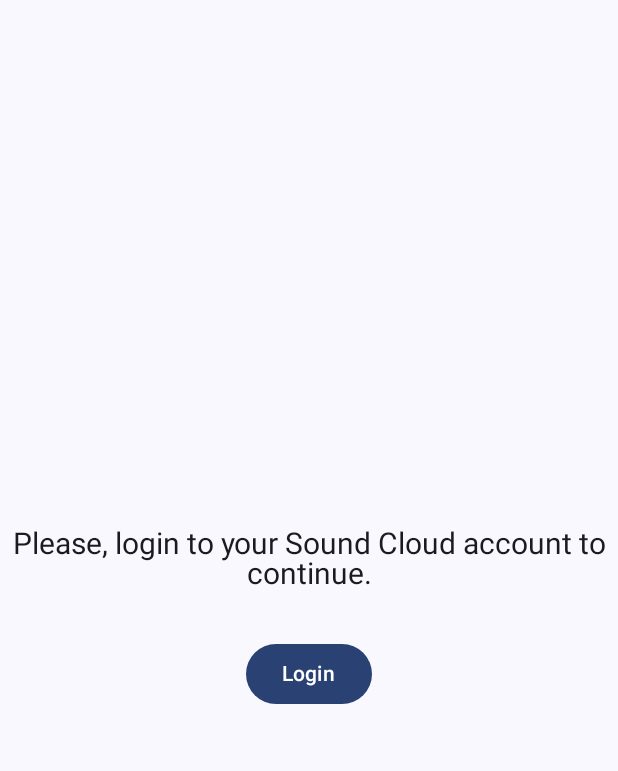
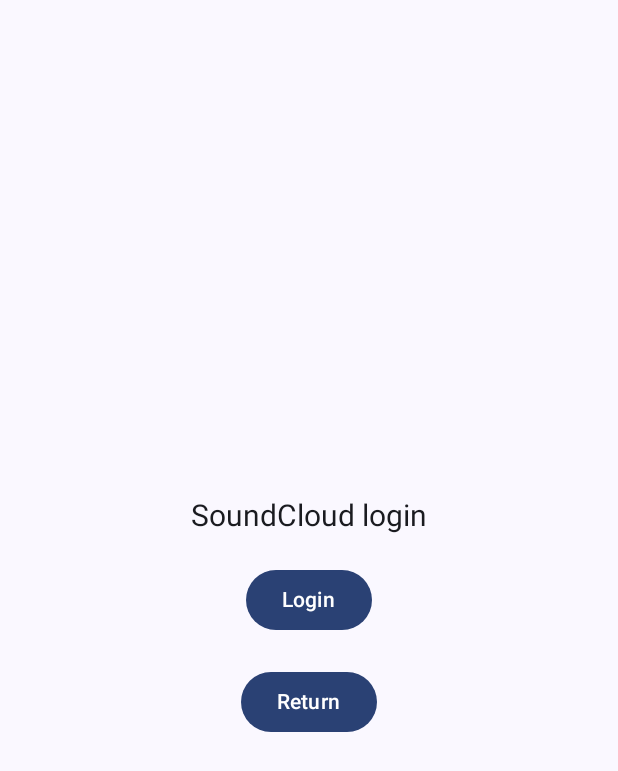
Before and after one commit to Victoria-Developer/IriesAlarm, an Android app built with Jetpack Compose: the screen it shows after launch (MainActivity before the commit, AuthActivity after it), after a tap on "Login", on a phone screen of 412 x 824 dp. Shown: the top 771 px of the screen. Run offline under Robolectric (Android 15) with nearby library versions, the phone set to English and light mode, and no system bars; our stand-ins replace Dagger/Hilt's generated code, Room's generated code.

Commit message:
- Moved SoundCloud Auth logic to the MusicSearchViewModel. - Removed mandatory auth. - Added dedicated AuthActivity to handle SoundCloud login.

```diff
--- a/app/src/main/java/com/iries/alarm/domain/constants/AuthState.kt
+++ b/app/src/main/java/com/iries/alarm/domain/constants/AuthState.kt
@@ -2,7 +2,6 @@ package com.iries.alarm.domain.constants
 
 sealed class AuthState {
     data object Loading : AuthState()
-    data object RequiresLogin : AuthState()
+    data object Unauthorized : AuthState()
     data object Authorized : AuthState()
-    data object AuthorizedFirstTime : AuthState()
 }
--- /dev/null
+++ b/app/src/main/java/com/iries/alarm/presentation/activities/AuthActivity.kt
@@ -0,0 +1,108 @@
+package com.iries.alarm.presentation.activities
+
+import android.content.Intent
+import android.net.Uri
+import android.os.Bundle
+import android.util.Log
+import androidx.activity.ComponentActivity
+import androidx.activity.OnBackPressedCallback
+import androidx.activity.compose.setContent
+import androidx.activity.enableEdgeToEdge
+import androidx.browser.customtabs.CustomTabsIntent
+import androidx.compose.foundation.layout.Arrangement
+import androidx.compose.foundation.layout.Box
+import androidx.compose.foundation.layout.Column
+import androidx.compose.foundation.layout.fillMaxSize
+import androidx.compose.foundation.layout.padding
+import androidx.compose.material3.Button
+import androidx.compose.material3.Scaffold
+import androidx.compose.material3.Text
+import androidx.compose.runtime.Composable
+import androidx.compose.ui.Alignment
+import androidx.compose.ui.Modifier
+import androidx.compose.ui.unit.dp
+import androidx.core.net.toUri
+import com.iries.alarm.BuildConfig
+import com.iries.alarm.presentation.theme.IriesAlarmTheme
+
+class AuthActivity : ComponentActivity() {
+
+    override fun onCreate(savedInstanceState: Bundle?) {
+        super.onCreate(savedInstanceState)
+        login()
+
+        onBackPressedDispatcher.addCallback(
+            this,
+            object : OnBackPressedCallback(true) {
+                override fun handleOnBackPressed() {
+                    cancelAuth()
+                }
+            })
+
+        enableEdgeToEdge()
+        setContent {
+            IriesAlarmTheme {
+                AuthActivityScreen()
+            }
+        }
+    }
+
+    override fun onNewIntent(intent: Intent) {
+        super.onNewIntent(intent)
+        Log.d("AuthActivity", "New intent received")
+        intent.data?.let { handleLoginCode(it) }
+    }
+
+    private fun login() {
+        val customTabsIntent = CustomTabsIntent.Builder().build()
+        val loginUrl = ("https://secure.soundcloud.com/authorize?" +
+                "client_id=${BuildConfig.client_id}" +
+                "&redirect_uri=${BuildConfig.redirect_uri}" +
+                "&response_type=code" +
+                "&state=STATE").toUri()
+        try {
+            customTabsIntent.launchUrl(this, loginUrl)
+        } catch (e: Exception) {
+            startActivity(Intent(Intent.ACTION_VIEW, loginUrl))
+        }
+    }
+
+    private fun handleLoginCode(data: Uri) {
+        Log.d("AuthActivity", "Deep link received: $data")
+        val resultIntent = Intent().apply {
+            putExtra("code", data.getQueryParameter("code"))
+        }
+        setResult(RESULT_OK, resultIntent)
+        finish()
+    }
+
+    private fun cancelAuth() {
+        setResult(RESULT_CANCELED, Intent())
+        finish()
+    }
+
+    @Composable
+    fun AuthActivityScreen() {
+        Scaffold { innerPadding ->
+            Box(
+                modifier = Modifier
+                    .fillMaxSize()
+                    .padding(innerPadding),
+                contentAlignment = Alignment.Center
+            ) {
+                Column(
+                    verticalArrangement = Arrangement.spacedBy(20.dp),
+                    horizontalAlignment = Alignment.CenterHorizontally
+                ) {
+                    Text("SoundCloud login")
+                    Button(onClick = { login() }) {
+                        Text("Login")
+                    }
+                    Button(onClick = { cancelAuth() }) {
+                        Text("Return")
+                    }
+                }
+            }
+        }
+    }
+}
--- a/app/src/main/java/com/iries/alarm/presentation/activities/MainActivity.kt
+++ b/app/src/main/java/com/iries/alarm/presentation/activities/MainActivity.kt
@@ -1,30 +1,22 @@
 package com.iries.alarm.presentation.activities
 
-import android.content.Intent
 import android.content.pm.PackageManager
 import android.os.Build
 import android.os.Bundle
 import androidx.activity.ComponentActivity
 import androidx.activity.compose.setContent
 import androidx.activity.enableEdgeToEdge
-import androidx.activity.viewModels
-import androidx.compose.runtime.collectAsState
-import androidx.compose.runtime.getValue
 import androidx.core.app.ActivityCompat
 import androidx.core.content.ContextCompat
 import androidx.core.splashscreen.SplashScreen.Companion.installSplashScreen
 import androidx.navigation.compose.rememberNavController
-import com.iries.alarm.domain.usecases.AlarmsUseCase
 import com.iries.alarm.presentation.navigation.AppNavigation
 import com.iries.alarm.presentation.theme.IriesAlarmTheme
 import dagger.hilt.android.AndroidEntryPoint
-import javax.inject.Inject
 
 
 @AndroidEntryPoint
 class MainActivity : ComponentActivity() {
-    private val mainViewModel: MainViewModel by viewModels()
-    @Inject lateinit var alarmsUseCase: AlarmsUseCase
 
     override fun onCreate(savedInstanceState: Bundle?) {
         installSplashScreen()
@@ -45,22 +37,12 @@ class MainActivity : ComponentActivity() {
         }
 
         // startActivity(new Intent(Settings.ACTION_MANAGE_APPLICATIONS_SETTINGS));
-
-        mainViewModel.handleIntent(intent)
         setContent {
             IriesAlarmTheme {
-                val loginCode by mainViewModel.loginCode.collectAsState()
                 AppNavigation(
-                    navController = rememberNavController(),
-                    loginCode = loginCode
+                    navController = rememberNavController()
                 )
             }
         }
     }
-
-    override fun onNewIntent(intent: Intent) {
-        super.onNewIntent(intent)
-        setIntent(intent)
-        mainViewModel.handleIntent(intent)
-    }
 }
--- a/app/src/main/java/com/iries/alarm/presentation/navigation/AppNavigation.kt
+++ b/app/src/main/java/com/iries/alarm/presentation/navigation/AppNavigation.kt
@@ -27,20 +27,17 @@ import androidx.navigation.compose.NavHost
 import androidx.navigation.compose.composable
 import com.iries.alarm.R
 import com.iries.alarm.presentation.screens.alarms.AlarmsScreen
-import com.iries.alarm.presentation.screens.auth.AuthScreen
 import com.iries.alarm.presentation.screens.music.MusicSearchScreen
 
 @Composable
 fun AppNavigation(
-    navController: NavHostController,
-    loginCode: String?
+    navController: NavHostController
 ) {
-
     val musicScreenDest = Destinations.ChannelsScreenDest.path
     val alarmsScreenDest = Destinations.AlarmsScreenDest.path
     val authScreenDest = Destinations.AuthScreenDest.path
 
-    var currentPath by remember { mutableStateOf(authScreenDest) }
+    var currentPath by remember { mutableStateOf(musicScreenDest) }
 
     fun navigate(path: String) {
         if (currentPath == path) return
@@ -59,18 +56,10 @@ fun AppNavigation(
                 content = {
                     NavHost(
                         navController = navController,
-                        startDestination = authScreenDest
+                        startDestination = musicScreenDest
                     ) {
-                        composable(authScreenDest) {
-                            AuthScreen(
-                                loginCode = loginCode,
-                                onRedirectToMusicScreen = { navigate(musicScreenDest) },
-                                onRedirectToAlarmsScreen = { navigate(alarmsScreenDest) }
-                            )
-                        }
-
                         composable(musicScreenDest) {
-                            MusicSearchScreen(onRedirectToAuthScreen = { navigate(authScreenDest) })
+                            MusicSearchScreen()
                         }
                         composable(alarmsScreenDest) {
                             AlarmsScreen()
--- a/app/src/main/java/com/iries/alarm/presentation/screens/auth/AuthScreen.kt
+++ /dev/null
@@ -1,78 +0,0 @@
-package com.iries.alarm.presentation.screens.auth
-
-import androidx.compose.foundation.layout.Arrangement
-import androidx.compose.foundation.layout.Column
-import androidx.compose.foundation.layout.Spacer
-import androidx.compose.foundation.layout.fillMaxSize
-import androidx.compose.foundation.layout.padding
-import androidx.compose.material3.Button
-import androidx.compose.material3.CircularProgressIndicator
-import androidx.compose.material3.Text
-import androidx.compose.runtime.Composable
-import androidx.compose.runtime.LaunchedEffect
-import androidx.compose.runtime.collectAsState
-import androidx.compose.runtime.getValue
-import androidx.compose.ui.Alignment
-import androidx.compose.ui.Modifier
-import androidx.compose.ui.platform.LocalContext
-import androidx.compose.ui.text.style.TextAlign
-import androidx.compose.ui.unit.dp
-import androidx.hilt.navigation.compose.hiltViewModel
-import com.iries.alarm.domain.constants.AuthState
-
-@Composable
-fun AuthScreen(
-    loginCode: String?,
-    onRedirectToMusicScreen: () -> Unit,
-    onRedirectToAlarmsScreen: () -> Unit
-) {
-
-    val context = LocalContext.current
-    val viewModel: AuthViewModel = hiltViewModel()
-    val state by viewModel.state.collectAsState()
-
-    LaunchedEffect(loginCode) {
-        if (!loginCode.isNullOrEmpty() && state == AuthState.RequiresLogin) {
-            viewModel.authorizeUser(loginCode)
-        }
-    }
-
-    LaunchedEffect(state) {
-        when (state) {
-            AuthState.AuthorizedFirstTime -> onRedirectToMusicScreen()
-            AuthState.Authorized -> onRedirectToAlarmsScreen()
-            else -> Unit
-        }
-    }
-
-    Column(
-        modifier = Modifier
-            .fillMaxSize(),
-        verticalArrangement = Arrangement.Center,
-        horizontalAlignment = Alignment.CenterHorizontally
-    ) {
-        when (state) {
-            AuthState.Loading -> {
-                Text("Loading your data...")
-                Spacer(Modifier.padding(vertical = 15.dp))
-                CircularProgressIndicator()
-            }
-
-            AuthState.RequiresLogin -> {
-                Text(
-                    "Please, login to your Sound Cloud account to continue.",
-                    textAlign = TextAlign.Center
-                )
-                Spacer(Modifier.padding(vertical = 15.dp))
-                Button(onClick = { viewModel.login(context) }) {
-                    Text("Login")
-                }
-            }
-
-            AuthState.Authorized,
-            AuthState.AuthorizedFirstTime -> {
-                Text("You were successfully authorized!.")
-            }
-        }
-    }
-}
--- a/app/src/main/java/com/iries/alarm/presentation/screens/auth/AuthViewModel.kt
+++ /dev/null
@@ -1,62 +0,0 @@
-package com.iries.alarm.presentation.screens.auth
-
-import android.content.Context
-import android.content.Intent
-import androidx.browser.customtabs.CustomTabsIntent
-import androidx.core.net.toUri
-import androidx.lifecycle.ViewModel
-import androidx.lifecycle.viewModelScope
-import com.iries.alarm.BuildConfig
-import com.iries.alarm.domain.constants.AuthState
-import com.iries.alarm.domain.usecases.AuthUseCase
-import dagger.hilt.android.lifecycle.HiltViewModel
-import kotlinx.coroutines.Dispatchers
-import kotlinx.coroutines.flow.MutableStateFlow
-import kotlinx.coroutines.flow.StateFlow
-import kotlinx.coroutines.flow.update
-import kotlinx.coroutines.launch
-import javax.inject.Inject
-
-@HiltViewModel
-class AuthViewModel @Inject constructor(
-    private val authUseCase: AuthUseCase,
-) : ViewModel() {
-
-    private val _state = MutableStateFlow<AuthState>(AuthState.Loading)
-    val state: StateFlow<AuthState> = _state
-
-    init {
-        if (authUseCase.isUserLoggedIn()) {
-            updateAuthState(AuthState.Authorized)
-        } else {
-            updateAuthState(AuthState.RequiresLogin)
-        }
-    }
-
-    private fun updateAuthState(authState: AuthState) {
-        _state.update { authState }
-    }
-
-    fun authorizeUser(code: String) = viewModelScope.launch(Dispatchers.IO) {
-        updateAuthState(AuthState.Loading)
-        authUseCase.authorize(code).onSuccess {
-            updateAuthState(AuthState.AuthorizedFirstTime)
-        }.onFailure {
-            updateAuthState(AuthState.RequiresLogin)
-        }
-    }
-
-    fun login(context: Context) {
-        val customTabsIntent = CustomTabsIntent.Builder().build()
-        val loginUrl = ("https://secure.soundcloud.com/authorize?" +
-                "client_id=${BuildConfig.client_id}" +
-                "&redirect_uri=${BuildConfig.redirect_uri}" +
-                "&response_type=code" +
-                "&state=STATE").toUri()
-        try {
-            customTabsIntent.launchUrl(context, loginUrl)
-        } catch (e: Exception) {
-            context.startActivity(Intent(Intent.ACTION_VIEW, loginUrl))
-        }
-    }
-}
--- a/app/src/main/java/com/iries/alarm/presentation/screens/music/MusicSearchScreen.kt
+++ b/app/src/main/java/com/iries/alarm/presentation/screens/music/MusicSearchScreen.kt
@@ -1,5 +1,9 @@
 package com.iries.alarm.presentation.screens.music
 
+import android.app.Activity
+import android.content.Intent
+import androidx.activity.compose.rememberLauncherForActivityResult
+import androidx.activity.result.contract.ActivityResultContracts
 import androidx.compose.animation.animateColorAsState
 import androidx.compose.foundation.layout.Arrangement
 import androidx.compose.foundation.layout.Box
@@ -7,9 +11,11 @@ import androidx.compose.foundation.layout.Column
 import androidx.compose.foundation.layout.PaddingValues
 import androidx.compose.foundation.layout.Row
 import androidx.compose.foundation.layout.Spacer
+import androidx.compose.foundation.layout.fillMaxSize
 import androidx.compose.foundation.layout.fillMaxWidth
 import androidx.compose.foundation.layout.padding
 import androidx.compose.foundation.layout.width
+import androidx.compose.foundation.layout.wrapContentWidth
 import androidx.compose.foundation.lazy.LazyColumn
 import androidx.compose.foundation.lazy.items
 import androidx.compose.material.icons.Icons
@@ -31,24 +37,39 @@ import androidx.compose.runtime.remember
 import androidx.compose.runtime.setValue
 import androidx.compose.ui.Alignment
 import androidx.compose.ui.Modifier
+import androidx.compose.ui.platform.LocalContext
 import androidx.compose.ui.text.style.TextOverflow
 import androidx.compose.ui.unit.dp
 import androidx.hilt.navigation.compose.hiltViewModel
-import coil.network.HttpException
+import com.iries.alarm.domain.constants.AuthState
 import com.iries.alarm.domain.constants.SearchCategory
+import com.iries.alarm.presentation.activities.AuthActivity
 import com.iries.alarm.presentation.common.SearchBar
 import com.iries.alarm.presentation.common.Thumbnail
 
 @Composable
-fun MusicSearchScreen(onRedirectToAuthScreen: () -> Unit) {
+fun MusicSearchScreen() {
 
+    val context = LocalContext.current
     val viewModel: MusicSearchViewModel = hiltViewModel()
     val currentArtists = viewModel.visibleArtists.collectAsState()
     val savedArtists = viewModel.dbArtists.collectAsState()
     val error = viewModel.error.collectAsState()
     val isFetchRequest = viewModel.isFetchRequest.collectAsState()
+    val authState = viewModel.authorizationStatus.collectAsState()
     var selectedSearchCategory by remember {
         mutableStateOf(SearchCategory.SAVED_IN_DATABASE)
+    }
+
+    val authLauncher = rememberLauncherForActivityResult(
+        contract = ActivityResultContracts.StartActivityForResult()
+    ) { result ->
+        if (result.resultCode == Activity.RESULT_OK) {
+            val code = result.data?.getStringExtra("code")
+            viewModel.authorize(code)
+        } else {
+            viewModel.updateError(Exception("Authorization error."))
+        }
     }
 
     if (error.value != null) {
@@ -66,12 +87,6 @@ fun MusicSearchScreen(onRedirectToAuthScreen: () -> Unit) {
             },
             text = { Text("Something went wrong. Please, try again.") }
         )
-
-        /*if (error.value is HttpException
-            && (error.value as HttpException).response.code == 401
-        ) {
-            onRedirectToAuthScreen()
-        }*/
     }
 
     @Composable
@@ -92,9 +107,39 @@ fun MusicSearchScreen(onRedirectToAuthScreen: () -> Unit) {
         )
     }
 
-    Column (modifier = Modifier.padding(top = 10.dp)){
-        SearchBar(onSearch = {
-            name -> viewModel.showArtistsByName(name)
+    if (authState.value == AuthState.Loading){
+        Box(
+            modifier = Modifier
+                .fillMaxSize(),
+            contentAlignment = Alignment.Center
+        ) {
+            Column(
+                verticalArrangement = Arrangement.spacedBy(20.dp),
+                horizontalAlignment = Alignment.CenterHorizontally
+            ) {
+                Text("Please, wait...")
+                CircularProgressIndicator()
+            }
+        }
+    } else
+    Column(modifier = Modifier.padding(top = 10.dp)) {
+        Button(
+            modifier = Modifier
+                .align(Alignment.End)
+                .padding(end = 15.dp),
+            onClick = {
+                if (authState.value == AuthState.Unauthorized) {
+                    authLauncher.launch(Intent(context, AuthActivity::class.java))
+                } else {
+                    viewModel.logout()
+                }
+            }
+        ) {
+            Text(if (authState.value == AuthState.Unauthorized) "Login" else "Logout")
+        }
+
+        SearchBar(onSearch = { name ->
+            viewModel.showArtistsByName(name)
             selectedSearchCategory = SearchCategory.SEARCH_BY_KEYWORD
         })
 
@@ -105,7 +150,7 @@ fun MusicSearchScreen(onRedirectToAuthScreen: () -> Unit) {
             horizontalArrangement = Arrangement.spacedBy(16.dp)
         ) {
             Button(
-                modifier = Modifier.weight(1f),
+                modifier = Modifier.wrapContentWidth(),
                 colors = searchCategoryButtonColor(
                     SearchCategory.SAVED_IN_DATABASE
                 ),
@@ -117,8 +162,9 @@ fun MusicSearchScreen(onRedirectToAuthScreen: () -> Unit) {
                 Text("Favorites", maxLines = 1, overflow = TextOverflow.Ellipsis)
             }
 
+            if (authState.value == AuthState.Authorized)
                 Button(
-                modifier = Modifier.weight(1f),
+                    modifier = Modifier.wrapContentWidth(),
                     colors = searchCategoryButtonColor(
                         SearchCategory.USER_SUBSCRIPTIONS
                     ),
@@ -142,10 +188,10 @@ fun MusicSearchScreen(onRedirectToAuthScreen: () -> Unit) {
                 )
             }
         } else if (!currentArtists.value.isNullOrEmpty())
-            LazyColumn (
+            LazyColumn(
                 contentPadding = PaddingValues(20.dp),
                 verticalArrangement = Arrangement.spacedBy(10.dp)
-            ){
+            ) {
                 items(currentArtists.value!!.toList()) { visibleArtists ->
                     Row {
                         // Saved artist with the same id as the search result
--- a/app/src/main/java/com/iries/alarm/presentation/services/AlarmService.kt
+++ b/app/src/main/java/com/iries/alarm/presentation/services/AlarmService.kt
@@ -13,7 +13,7 @@ import android.util.Log
 import androidx.core.app.NotificationCompat
 import com.iries.alarm.R
 import com.iries.alarm.domain.MediaPlayer
-import com.iries.alarm.domain.usecases.SearchApiUseCase
+import com.iries.alarm.domain.usecases.SoundCloudApiUseCase
 import com.iries.alarm.presentation.activities.AlarmActivity
 import com.iries.alarm.presentation.receivers.StopAlarmReceiver
 import dagger.hilt.android.AndroidEntryPoint
@@ -31,7 +31,7 @@ class AlarmService : Service() {
     private lateinit var mediaPlayer: MediaPlayer
 
     @Inject
-    lateinit var searchApiUseCase: SearchApiUseCase
+    lateinit var soundCloudApiUseCase: SoundCloudApiUseCase
 
     companion object {
         const val NOTIFICATION_CHANNEL_CODE = "main_channel"
@@ -63,7 +63,7 @@ class AlarmService : Service() {
 
         // Find track and play a ringtone
         val ringtoneInfo = withContext(Dispatchers.IO) {
-            searchApiUseCase.findRandomRingtone()
+            soundCloudApiUseCase.findRandomRingtone()
         }
         val ringtoneUri = ringtoneInfo.trackUri
         if (ringtoneUri.isEmpty())
```
Also changed, not shown: app/src/main/AndroidManifest.xml (+40 -31 lines), app/src/main/java/com/iries/alarm/data/remote/AuthRepository.kt (+18 -0 lines), app/src/main/java/com/iries/alarm/data/remote/SearchApiRepository.kt (+10 -2 lines), app/src/main/java/com/iries/alarm/domain/usecases/SoundCloudApiUseCase.kt (renamed from app/src/main/java/com/iries/alarm/domain/usecases/SearchApiUseCase.kt, +21 -15 lines), app/src/main/java/com/iries/alarm/presentation/screens/music/MusicSearchViewModel.kt (+66 -7 lines). Lines whose indentation alone changed are shown as unchanged.
